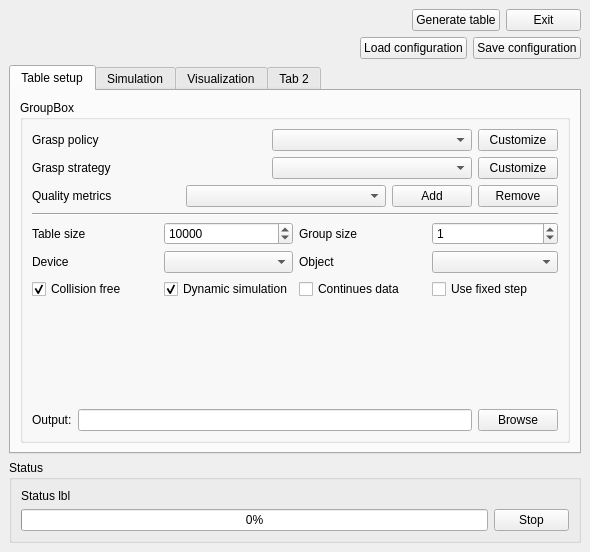
onier/RobWork, file RobWorkSim/plugin/GraspTableGeneratorPlugin.ui: the form before one commit.
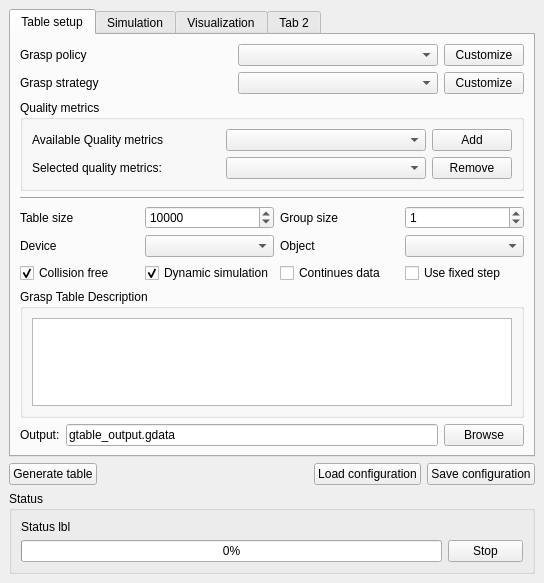
The form after the commit.

What changed in the file:
```diff
--- a/RobWorkSim/plugin/GraspTableGeneratorPlugin.ui
+++ b/RobWorkSim/plugin/GraspTableGeneratorPlugin.ui
@@ -6,8 +6,8 @@
    <rect>
     <x>0</x>
     <y>0</y>
-    <width>590</width>
-    <height>552</height>
+    <width>544</width>
+    <height>583</height>
    </rect>
   </property>
   <property name="autoFillBackground">
@@ -18,74 +18,6 @@
   </property>
   <widget class="QWidget" name="dockWidgetContents">
    <layout class="QVBoxLayout" name="verticalLayout_5">
-    <item>
-     <layout class="QHBoxLayout" name="horizontalLayout_7">
-      <item>
-       <spacer name="horizontalSpacer_7">
-        <property name="orientation">
-         <enum>Qt::Horizontal</enum>
-        </property>
-        <property name="sizeHint" stdset="0">
-         <size>
-          <width>40</width>
-          <height>20</height>
-         </size>
-        </property>
-       </spacer>
-      </item>
-      <item>
-       <widget class="QPushButton" name="_genTableBtn">
-        <property name="text">
-         <string>Generate table</string>
-        </property>
-       </widget>
-      </item>
-      <item>
-       <widget class="QPushButton" name="_exitBtn">
-        <property name="maximumSize">
-         <size>
-          <width>75</width>
-          <height>24</height>
-         </size>
-        </property>
-        <property name="text">
-         <string>Exit</string>
-        </property>
-       </widget>
-      </item>
-     </layout>
-    </item>
-    <item>
-     <layout class="QHBoxLayout" name="horizontalLayout_8">
-      <item>
-       <spacer name="horizontalSpacer_4">
-        <property name="orientation">
-         <enum>Qt::Horizontal</enum>
-        </property>
-        <property name="sizeHint" stdset="0">
-         <size>
-          <width>40</width>
-          <height>20</height>
-         </size>
-        </property>
-       </spacer>
-      </item>
-      <item>
-       <widget class="QPushButton" name="_loadGTableConfig">
-        <property name="text">
-         <string>Load configuration</string>
-        </property>
-       </widget>
-      </item>
-      <item>
-       <widget class="QPushButton" name="_saveGTableConfig">
-        <property name="text">
-         <string>Save configuration</string>
-        </property>
-       </widget>
-      </item>
-     </layout>
-    </item>
     <item>
      <widget class="QTabWidget" name="tabWidget">
       <property name="currentIndex">
@@ -97,12 +29,6 @@
        </attribute>
        <layout class="QVBoxLayout" name="verticalLayout_9">
         <item>
-         <widget class="QGroupBox" name="groupBox_6">
-          <property name="title">
-           <string>GroupBox</string>
-          </property>
-          <layout class="QVBoxLayout" name="verticalLayout_8">
-           <item>
             <layout class="QHBoxLayout" name="horizontalLayout_4">
              <item>
               <widget class="QLabel" name="label_29">
@@ -185,11 +111,17 @@
             </layout>
            </item>
            <item>
+         <widget class="QGroupBox" name="groupBox_6">
+          <property name="title">
+           <string>Quality metrics</string>
+          </property>
+          <layout class="QVBoxLayout" name="verticalLayout_8">
+           <item>
             <layout class="QHBoxLayout" name="horizontalLayout_6">
              <item>
               <widget class="QLabel" name="label_31">
                <property name="text">
-                <string>Quality metrics</string>
+                <string>Available Quality metrics</string>
                </property>
               </widget>
              </item>
@@ -207,7 +139,7 @@
               </spacer>
              </item>
              <item>
-              <widget class="QComboBox" name="_qMetricsBox">
+              <widget class="QComboBox" name="_qAvailMetricsBox">
                <property name="minimumSize">
                 <size>
                  <width>200</width>
@@ -217,14 +149,48 @@
               </widget>
              </item>
              <item>
-              <widget class="QPushButton" name="pushButton_4">
+              <widget class="QPushButton" name="_addBtn">
                <property name="text">
                 <string>Add</string>
                </property>
               </widget>
              </item>
+            </layout>
+           </item>
              <item>
-              <widget class="QPushButton" name="pushButton_3">
+            <layout class="QHBoxLayout" name="horizontalLayout_11">
+             <item>
+              <widget class="QLabel" name="label_3">
+               <property name="text">
+                <string>Selected quality metrics:</string>
+               </property>
+              </widget>
+             </item>
+             <item>
+              <spacer name="horizontalSpacer_5">
+               <property name="orientation">
+                <enum>Qt::Horizontal</enum>
+               </property>
+               <property name="sizeHint" stdset="0">
+                <size>
+                 <width>40</width>
+                 <height>20</height>
+                </size>
+               </property>
+              </spacer>
+             </item>
+             <item>
+              <widget class="QComboBox" name="_qMetricsBox">
+               <property name="minimumSize">
+                <size>
+                 <width>200</width>
+                 <height>0</height>
+                </size>
+               </property>
+              </widget>
+             </item>
+             <item>
+              <widget class="QPushButton" name="_removeBtn">
                <property name="text">
                 <string>Remove</string>
                </property>
@@ -232,6 +198,9 @@
              </item>
             </layout>
            </item>
+          </layout>
+         </widget>
+        </item>
            <item>
             <widget class="Line" name="line">
              <property name="orientation">
@@ -328,6 +297,18 @@
              </item>
             </layout>
            </item>
+        <item>
+         <widget class="QGroupBox" name="groupBox_8">
+          <property name="title">
+           <string>Grasp Table Description</string>
+          </property>
+          <layout class="QVBoxLayout" name="verticalLayout_15">
+           <item>
+            <widget class="QPlainTextEdit" name="_descriptionEdit"/>
+           </item>
+          </layout>
+         </widget>
+        </item>
            <item>
             <spacer name="verticalSpacer_2">
              <property name="orientation">
@@ -351,19 +332,20 @@
               </widget>
              </item>
              <item>
-              <widget class="QLineEdit" name="_outputFileEdit"/>
+           <widget class="QLineEdit" name="_outputFileEdit">
+            <property name="text">
+             <string>gtable_output.gdata</string>
+            </property>
+           </widget>
              </item>
              <item>
-              <widget class="QPushButton" name="pushButton_10">
+           <widget class="QPushButton" name="_browseOutputBtn">
                <property name="text">
                 <string>Browse</string>
                </property>
               </widget>
              </item>
             </layout>
-           </item>
-          </layout>
-         </widget>
         </item>
        </layout>
       </widget>
@@ -374,6 +356,9 @@
        <layout class="QVBoxLayout" name="verticalLayout_10">
         <item>
          <widget class="QScrollArea" name="scrollArea_2">
+          <property name="frameShape">
+           <enum>QFrame::NoFrame</enum>
+          </property>
           <property name="widgetResizable">
            <bool>true</bool>
           </property>
@@ -382,8 +367,8 @@
             <rect>
              <x>0</x>
              <y>0</y>
-             <width>546</width>
-             <height>321</height>
+             <width>502</width>
+             <height>385</height>
             </rect>
            </property>
            <layout class="QVBoxLayout" name="verticalLayout_11">
@@ -650,6 +635,19 @@
                  </item>
                 </layout>
                </item>
+               <item>
+                <spacer name="verticalSpacer_4">
+                 <property name="orientation">
+                  <enum>Qt::Vertical</enum>
+                 </property>
+                 <property name="sizeHint" stdset="0">
+                  <size>
+                   <width>20</width>
+                   <height>40</height>
+                  </size>
+                 </property>
+                </spacer>
+               </item>
               </layout>
              </widget>
             </item>
@@ -730,7 +728,7 @@
             <rect>
              <x>0</x>
              <y>0</y>
-             <width>529</width>
+             <width>483</width>
              <height>624</height>
             </rect>
            </property>
@@ -1548,6 +1546,44 @@
       </widget>
      </widget>
     </item>
+    <item>
+     <layout class="QHBoxLayout" name="horizontalLayout_8">
+      <item>
+       <widget class="QPushButton" name="_genTableBtn">
+        <property name="text">
+         <string>Generate table</string>
+        </property>
+       </widget>
+      </item>
+      <item>
+       <spacer name="horizontalSpacer_4">
+        <property name="orientation">
+         <enum>Qt::Horizontal</enum>
+        </property>
+        <property name="sizeHint" stdset="0">
+         <size>
+          <width>40</width>
+          <height>20</height>
+         </size>
+        </property>
+       </spacer>
+      </item>
+      <item>
+       <widget class="QPushButton" name="_loadGTableConfig">
+        <property name="text">
+         <string>Load configuration</string>
+        </property>
+       </widget>
+      </item>
+      <item>
+       <widget class="QPushButton" name="_saveGTableConfig">
+        <property name="text">
+         <string>Save configuration</string>
+        </property>
+       </widget>
+      </item>
+     </layout>
+    </item>
     <item>
      <widget class="QGroupBox" name="groupBox_13">
       <property name="title">
```
Lines whose indentation alone changed are shown as unchanged.
